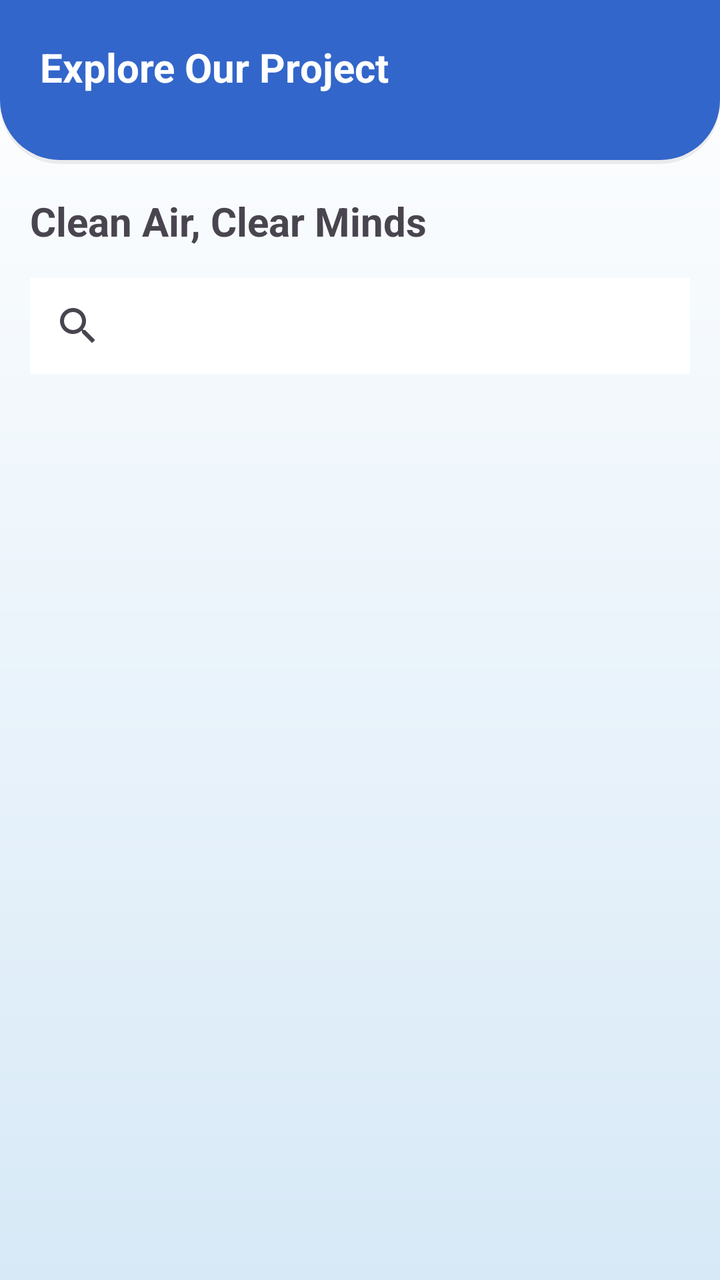
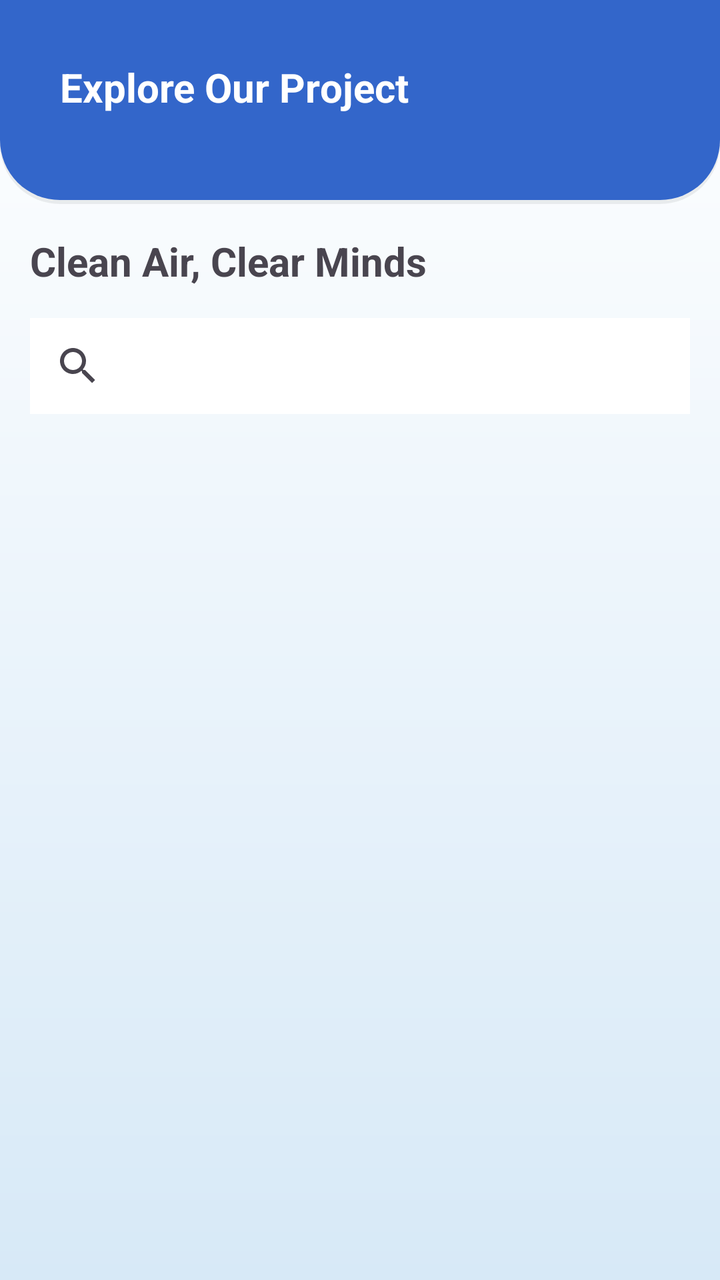

Screens rendered from an Android XML layout before and after an edit, with the pre-edit source and the edit as a unified diff.
<!-- AndroidManifest.xml: application theme Theme.PolluGuard -->
<!-- res/layout/fragment_volunteer.xml -->
<?xml version="1.0" encoding="utf-8"?>
<LinearLayout xmlns:android="http://schemas.android.com/apk/res/android"
    xmlns:app="http://schemas.android.com/apk/res-auto"
    xmlns:tools="http://schemas.android.com/tools"
    android:layout_width="match_parent"
    android:layout_height="match_parent"
    tools:context=".ui.volunteer.VolunteerFragment"
    android:background="@drawable/gradient_background"
    android:orientation="vertical">

    <LinearLayout
        android:layout_width="match_parent"
        android:layout_height="wrap_content"
        android:orientation="vertical"
        android:background="@drawable/blue_background"
        android:padding="20dp">
        <TextView
            android:layout_width="wrap_content"
            android:layout_height="wrap_content"
            android:text="Explore Our Project"
            android:textColor="@color/white"
            android:textStyle="bold"
            android:textSize="20sp"
            android:layout_marginBottom="15dp"/>

        <androidx.recyclerview.widget.RecyclerView
            android:id="@+id/previewRecyclerView"
            android:layout_width="wrap_content"
            android:layout_height="wrap_content" />
    </LinearLayout>

    <TextView
        android:layout_width="wrap_content"
        android:layout_height="wrap_content"
        android:text="Clean Air, Clear Minds"
        android:textStyle="bold"
        android:textSize="20sp"
        android:layout_margin="15dp"/>

    <SearchView
        android:layout_width="match_parent"
        android:layout_height="wrap_content"
        android:background="@color/white"
        android:layout_marginHorizontal="15dp"/>









    <androidx.recyclerview.widget.RecyclerView
        android:id="@+id/projectRecyclerView"
        android:layout_width="wrap_content"
        android:layout_height="wrap_content"
        android:layout_margin="15dp"/>
</LinearLayout>
<!-- resources referenced by this layout -->
<resources>
  <color name="white">#FFFFFFFF</color>
  <!-- drawable blue_background (drawable) -->
  <?xml version="1.0" encoding="utf-8"?>
  <layer-list xmlns:android="http://schemas.android.com/apk/res/android">
      <item android:top="4dp">
          <shape>
              <solid android:color="#11000000"/>
              <corners
                  android:bottomRightRadius="30dp"
                  android:bottomLeftRadius="30dp"/>
          </shape>
      </item>
  
      <item android:bottom="2dp">
          <shape>
              <solid android:color="@color/blue"/>
              <corners
                  android:bottomRightRadius="30dp"
                  android:bottomLeftRadius="30dp"/>
          </shape>
      </item>
  
  </layer-list>
  <!-- drawable gradient_background (drawable) -->
  <?xml version="1.0" encoding="utf-8"?>
  <shape xmlns:android="http://schemas.android.com/apk/res/android">
      <gradient xmlns:android="http://schemas.android.com/apk/res/android"
          android:angle="270"
          android:startColor="#FFFFFFFF"
          android:endColor="@color/lightBlue"
          android:type="linear" />
  </shape>
  <style name="Theme.PolluGuard" parent="Base.Theme.PolluGuard" />
  <color name="blue">#3366CA</color>
  <color name="lightBlue">#D7E9F7</color>
  <style name="Base.Theme.PolluGuard" parent="Theme.Material3.DayNight.NoActionBar">
          
          
      </style>
</resources>

<!-- the commit's change to res/layout/fragment_volunteer.xml (unified diff, before → after) -->
@@ -13,7 +13,7 @@
         android:layout_height="wrap_content"
         android:orientation="vertical"
         android:background="@drawable/blue_background"
-        android:padding="20dp">
+        android:padding="30dp">
         <TextView
             android:layout_width="wrap_content"
             android:layout_height="wrap_content"
